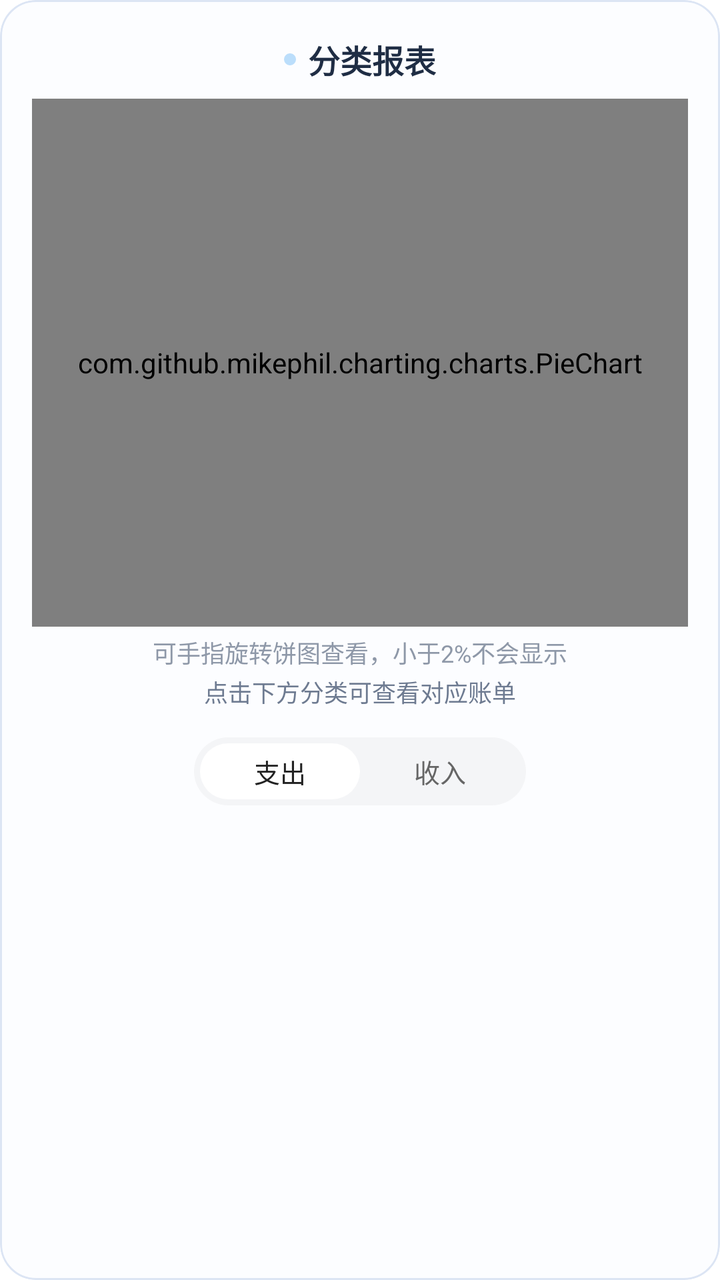
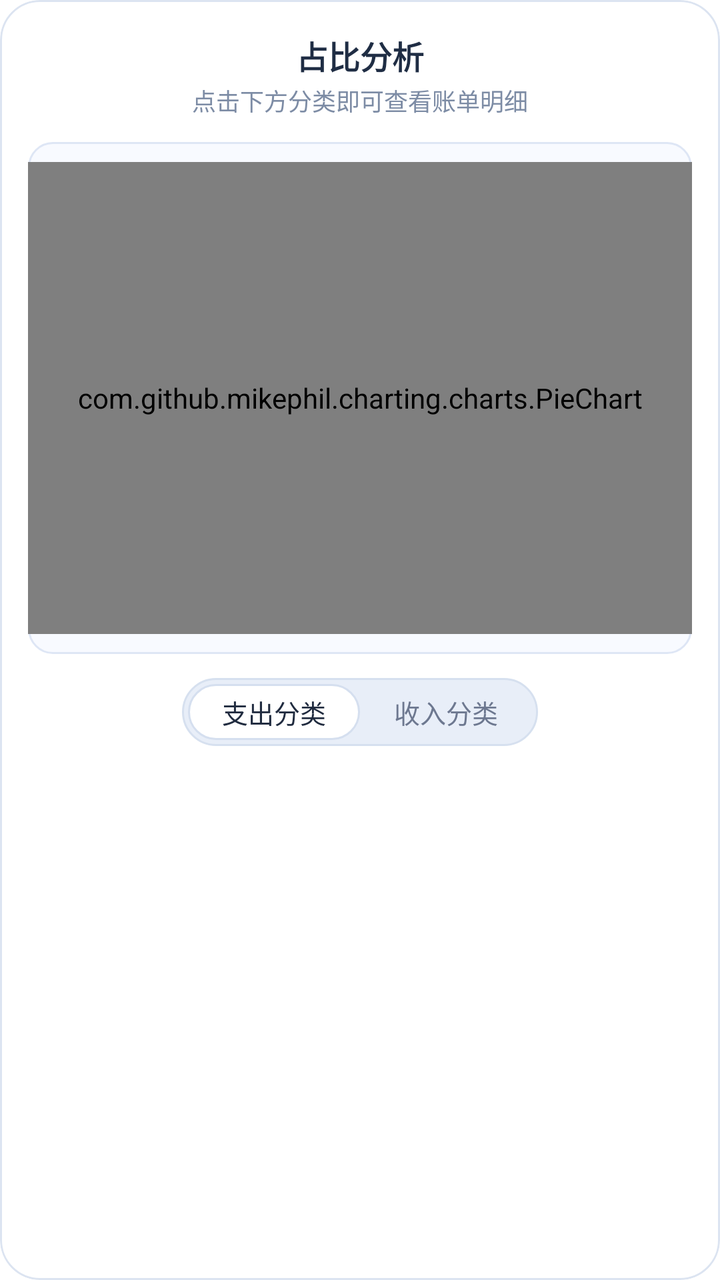

Compare the two renders of this Android layout. The source of the first and the diff that turns it into the second are given below.
<!-- AndroidManifest.xml: application theme Theme.FlipAccounting -->
<!-- res/layout/card_stats_category_report.xml -->
<?xml version="1.0" encoding="utf-8"?>
<com.google.android.material.card.MaterialCardView xmlns:android="http://schemas.android.com/apk/res/android"
    xmlns:app="http://schemas.android.com/apk/res-auto"
    android:layout_width="match_parent"
    android:layout_height="wrap_content"
    android:layout_marginHorizontal="16dp"
    android:layout_marginTop="14dp"
    app:cardBackgroundColor="#FCFDFF"
    app:cardCornerRadius="18dp"
    app:cardElevation="0dp"
    app:strokeColor="#DCE5F4"
    app:strokeWidth="1dp">

    <LinearLayout
        android:layout_width="match_parent"
        android:layout_height="wrap_content"
        android:orientation="vertical"
        android:paddingHorizontal="16dp"
        android:paddingTop="18dp"
        android:paddingBottom="14dp">

        <LinearLayout
            android:layout_width="match_parent"
            android:layout_height="wrap_content"
            android:gravity="center"
            android:orientation="horizontal">

            <View
                android:layout_width="6dp"
                android:layout_height="6dp"
                android:background="@drawable/shape_circle_blue_light" />

            <TextView
                android:layout_width="wrap_content"
                android:layout_height="wrap_content"
                android:layout_marginStart="6dp"
                android:text="分类报表"
                android:textColor="#1F2D44"
                android:textSize="@dimen/text_size_16"
                android:textStyle="bold" />
        </LinearLayout>

        <com.github.mikephil.charting.charts.PieChart
            android:id="@+id/pie_chart"
            android:layout_width="match_parent"
            android:layout_height="264dp"
            android:layout_marginTop="8dp" />

        <TextView
            android:layout_width="match_parent"
            android:layout_height="wrap_content"
            android:layout_marginTop="4dp"
            android:gravity="center"
            android:text="可手指旋转饼图查看，小于2%不会显示"
            android:textColor="#8E98A8"
            android:textSize="@dimen/text_size_12" />

        <TextView
            android:layout_width="match_parent"
            android:layout_height="wrap_content"
            android:layout_marginTop="2dp"
            android:gravity="center"
            android:text="点击下方分类可查看对应账单"
            android:textColor="#6E7B91"
            android:textSize="@dimen/text_size_12" />

        <LinearLayout
            android:layout_width="wrap_content"
            android:layout_height="34dp"
            android:layout_gravity="center_horizontal"
            android:layout_marginTop="14dp"
            android:layout_marginBottom="12dp"
            android:background="@drawable/bg_segmented_container"
            android:orientation="horizontal"
            android:padding="3dp">

            <TextView
                android:id="@+id/btn_category_expense"
                android:layout_width="wrap_content"
                android:layout_height="match_parent"
                android:background="@drawable/bg_segmented_selected"
                android:gravity="center"
                android:minWidth="80dp"
                android:paddingHorizontal="16dp"
                android:text="支出"
                android:textColor="#222222"
                android:textSize="@dimen/text_size_13" />

            <TextView
                android:id="@+id/btn_category_income"
                android:layout_width="wrap_content"
                android:layout_height="match_parent"
                android:gravity="center"
                android:minWidth="80dp"
                android:paddingHorizontal="16dp"
                android:text="收入"
                android:textColor="#666666"
                android:textSize="@dimen/text_size_13" />
        </LinearLayout>

        <androidx.recyclerview.widget.RecyclerView
            android:id="@+id/rv_category_list"
            android:layout_width="match_parent"
            android:layout_height="wrap_content" />
    </LinearLayout>
</com.google.android.material.card.MaterialCardView>
<!-- resources referenced by this layout -->
<resources>
  <dimen name="text_size_12">12sp</dimen>
  <dimen name="text_size_13">13sp</dimen>
  <dimen name="text_size_16">16sp</dimen>
  <!-- drawable bg_segmented_container (drawable) -->
  <?xml version="1.0" encoding="utf-8"?>
  <shape xmlns:android="http://schemas.android.com/apk/res/android">
      <solid android:color="#F4F5F7" />
      <corners android:radius="18dp" />
  </shape>
  <!-- drawable bg_segmented_selected (drawable) -->
  <?xml version="1.0" encoding="utf-8"?>
  <shape xmlns:android="http://schemas.android.com/apk/res/android">
      <solid android:color="#FFFFFF" />
      <corners android:radius="16dp" />
  </shape>
  <!-- drawable shape_circle_blue_light (drawable) -->
  <?xml version="1.0" encoding="utf-8"?>
  <shape xmlns:android="http://schemas.android.com/apk/res/android"
      android:shape="oval">
      <solid android:color="#BBDEFB" /> </shape>
  <style name="Theme.FlipAccounting" parent="Theme.MaterialComponents.DayNight.NoActionBar">
          
          <item name="colorPrimary">#5C6BC0</item>
          <item name="colorPrimaryVariant">#3F51B5</item>
          <item name="colorOnPrimary">#FFFFFF</item>
          
          <item name="colorSecondary">#FF4081</item>
          <item name="colorSecondaryVariant">#F50057</item>
          <item name="colorOnSecondary">#FFFFFF</item>
  
          
          <item name="android:statusBarColor">#F5F7FA</item>
          <item name="android:windowLightStatusBar">true</item>
      </style>
</resources>

<!-- the commit's change to res/layout/card_stats_category_report.xml (unified diff, before → after) -->
@@ -5,72 +5,60 @@
     android:layout_height="wrap_content"
     android:layout_marginHorizontal="16dp"
     android:layout_marginTop="14dp"
-    app:cardBackgroundColor="#FCFDFF"
-    app:cardCornerRadius="18dp"
+    app:cardBackgroundColor="#FFFFFF"
+    app:cardCornerRadius="20dp"
     app:cardElevation="0dp"
-    app:strokeColor="#DCE5F4"
+    app:strokeColor="#DCE4F1"
     app:strokeWidth="1dp">
 
     <LinearLayout
         android:layout_width="match_parent"
         android:layout_height="wrap_content"
         android:orientation="vertical"
-        android:paddingHorizontal="16dp"
-        android:paddingTop="18dp"
+        android:paddingHorizontal="14dp"
+        android:paddingTop="16dp"
         android:paddingBottom="14dp">
-
-        <LinearLayout
-            android:layout_width="match_parent"
-            android:layout_height="wrap_content"
-            android:gravity="center"
-            android:orientation="horizontal">
-
-            <View
-                android:layout_width="6dp"
-                android:layout_height="6dp"
-                android:background="@drawable/shape_circle_blue_light" />
-
-            <TextView
-                android:layout_width="wrap_content"
-                android:layout_height="wrap_content"
-                android:layout_marginStart="6dp"
-                android:text="分类报表"
-                android:textColor="#1F2D44"
-                android:textSize="@dimen/text_size_16"
-                android:textStyle="bold" />
-        </LinearLayout>
-
-        <com.github.mikephil.charting.charts.PieChart
-            android:id="@+id/pie_chart"
-            android:layout_width="match_parent"
-            android:layout_height="264dp"
-            android:layout_marginTop="8dp" />
 
         <TextView
             android:layout_width="match_parent"
             android:layout_height="wrap_content"
-            android:layout_marginTop="4dp"
             android:gravity="center"
-            android:text="可手指旋转饼图查看，小于2%不会显示"
-            android:textColor="#8E98A8"
-            android:textSize="@dimen/text_size_12" />
+            android:text="占比分析"
+            android:textColor="#1F2D44"
+            android:textSize="@dimen/text_size_16"
+            android:textStyle="bold" />
 
         <TextView
             android:layout_width="match_parent"
             android:layout_height="wrap_content"
             android:layout_marginTop="2dp"
             android:gravity="center"
-            android:text="点击下方分类可查看对应账单"
-            android:textColor="#6E7B91"
+            android:text="点击下方分类即可查看账单明细"
+            android:textColor="#7D8CA5"
             android:textSize="@dimen/text_size_12" />
+
+        <LinearLayout
+            android:layout_width="match_parent"
+            android:layout_height="wrap_content"
+            android:layout_marginTop="12dp"
+            android:background="@drawable/bg_stats_metric_tile"
+            android:gravity="center"
+            android:orientation="vertical"
+            android:paddingVertical="10dp">
+
+            <com.github.mikephil.charting.charts.PieChart
+                android:id="@+id/pie_chart"
+                android:layout_width="match_parent"
+                android:layout_height="236dp" />
+        </LinearLayout>
 
         <LinearLayout
             android:layout_width="wrap_content"
             android:layout_height="34dp"
             android:layout_gravity="center_horizontal"
-            android:layout_marginTop="14dp"
-            android:layout_marginBottom="12dp"
-            android:background="@drawable/bg_segmented_container"
+            android:layout_marginTop="12dp"
+            android:layout_marginBottom="10dp"
+            android:background="@drawable/bg_stats_toggle_strip"
             android:orientation="horizontal"
             android:padding="3dp">
 
@@ -78,12 +66,12 @@
                 android:id="@+id/btn_category_expense"
                 android:layout_width="wrap_content"
                 android:layout_height="match_parent"
-                android:background="@drawable/bg_segmented_selected"
+                android:background="@drawable/bg_stats_toggle_selected"
                 android:gravity="center"
-                android:minWidth="80dp"
+                android:minWidth="86dp"
                 android:paddingHorizontal="16dp"
-                android:text="支出"
-                android:textColor="#222222"
+                android:text="支出分类"
+                android:textColor="#202B3F"
                 android:textSize="@dimen/text_size_13" />
 
             <TextView
@@ -91,10 +79,10 @@
                 android:layout_width="wrap_content"
                 android:layout_height="match_parent"
                 android:gravity="center"
-                android:minWidth="80dp"
+                android:minWidth="86dp"
                 android:paddingHorizontal="16dp"
-                android:text="收入"
-                android:textColor="#666666"
+                android:text="收入分类"
+                android:textColor="#6D7890"
                 android:textSize="@dimen/text_size_13" />
         </LinearLayout>
 
@@ -103,4 +91,5 @@
             android:layout_width="match_parent"
             android:layout_height="wrap_content" />
     </LinearLayout>
+
 </com.google.android.material.card.MaterialCardView>
<!-- resource entries referenced after the edit -->
@@ -3,23 +3,33 @@
   <dimen name="text_size_12">12sp</dimen>
   <dimen name="text_size_13">13sp</dimen>
   <dimen name="text_size_16">16sp</dimen>
-  <!-- drawable bg_segmented_container (drawable) -->
+  <!-- drawable bg_stats_metric_tile (drawable) -->
   <?xml version="1.0" encoding="utf-8"?>
   <shape xmlns:android="http://schemas.android.com/apk/res/android">
-      <solid android:color="#F4F5F7" />
-      <corners android:radius="18dp" />
+      <solid android:color="#F8FAFF" />
+      <corners android:radius="12dp" />
+      <stroke
+          android:width="1dp"
+          android:color="#DEE6F5" />
   </shape>
-  <!-- drawable bg_segmented_selected (drawable) -->
+  <!-- drawable bg_stats_toggle_selected (drawable) -->
   <?xml version="1.0" encoding="utf-8"?>
   <shape xmlns:android="http://schemas.android.com/apk/res/android">
       <solid android:color="#FFFFFF" />
-      <corners android:radius="16dp" />
+      <corners android:radius="14dp" />
+      <stroke
+          android:width="1dp"
+          android:color="#D5DFEF" />
   </shape>
-  <!-- drawable shape_circle_blue_light (drawable) -->
+  <!-- drawable bg_stats_toggle_strip (drawable) -->
   <?xml version="1.0" encoding="utf-8"?>
-  <shape xmlns:android="http://schemas.android.com/apk/res/android"
-      android:shape="oval">
-      <solid android:color="#BBDEFB" /> </shape>
+  <shape xmlns:android="http://schemas.android.com/apk/res/android">
+      <solid android:color="#E8EEF8" />
+      <corners android:radius="18dp" />
+      <stroke
+          android:width="1dp"
+          android:color="#D6E0EF" />
+  </shape>
   <style name="Theme.FlipAccounting" parent="Theme.MaterialComponents.DayNight.NoActionBar">
           
           <item name="colorPrimary">#5C6BC0</item>
